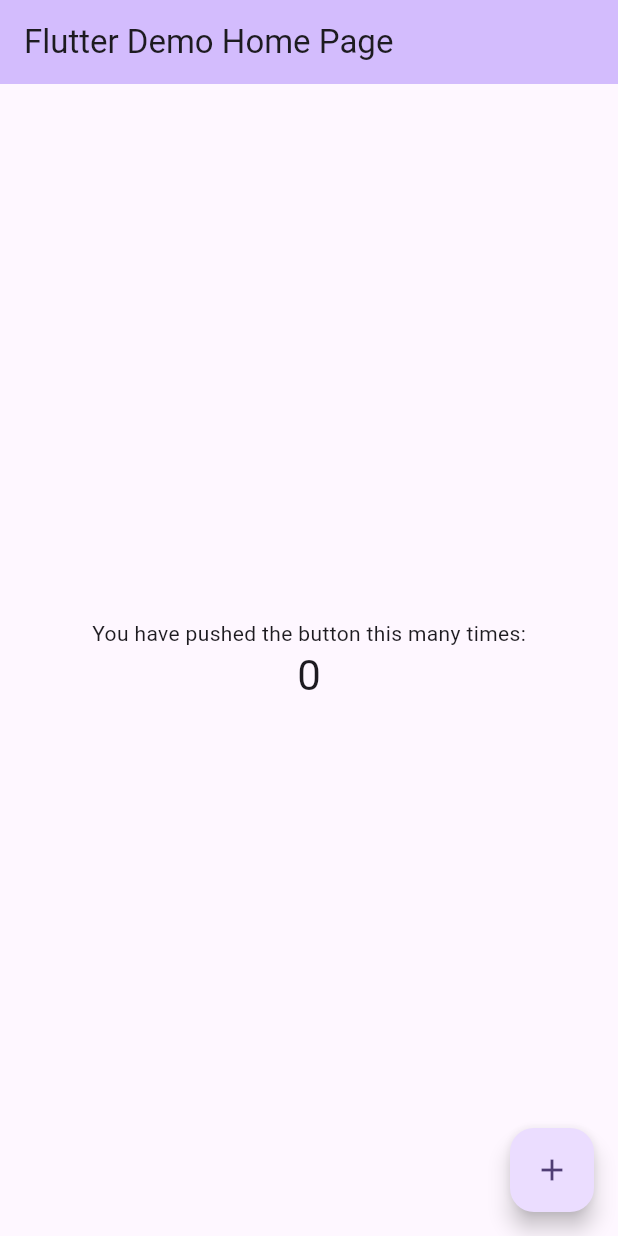
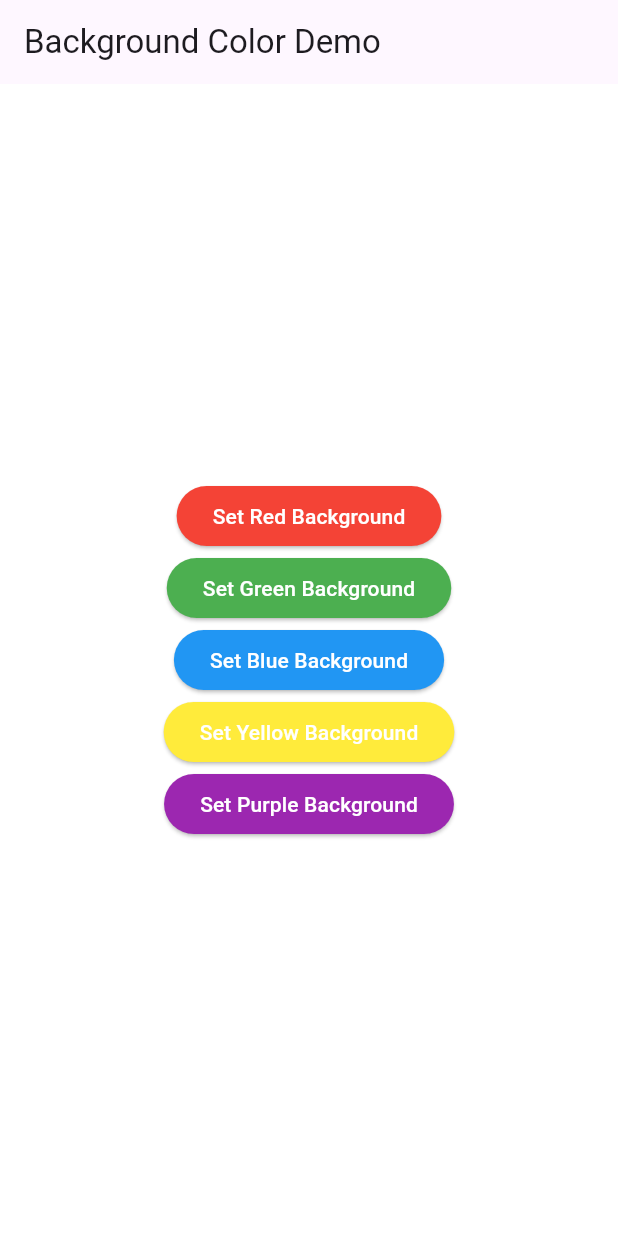
Before and after one commit to sajangurung8/MobileAppProject, a Flutter app: the screen it shows after launch, on a phone screen of 412 x 824 dp. Run offline on Flutter 3.47's test engine with Material 3 defaults, Android fonts, the phone set to English and light mode, and no system bars; our stand-ins replace image_picker, shared_preferences, sqflite; accounts and stored records are empty.

Commit message:
Adds a basic app to demonstrate app state

```diff
--- a/state_management/lib/main.dart
+++ b/state_management/lib/main.dart
@@ -1,125 +1,105 @@
 import 'package:flutter/material.dart';
+import 'package:shared_preferences/shared_preferences.dart';
 
 void main() {
-  runApp(const MyApp());
+  runApp(MyApp());
 }
 
 class MyApp extends StatelessWidget {
-  const MyApp({super.key});
-
-  // This widget is the root of your application.
   @override
   Widget build(BuildContext context) {
     return MaterialApp(
-      title: 'Flutter Demo',
+      title: 'Background Color Demo',
       theme: ThemeData(
-        // This is the theme of your application.
-        //
-        // TRY THIS: Try running your application with "flutter run". You'll see
-        // the application has a purple toolbar. Then, without quitting the app,
-        // try changing the seedColor in the colorScheme below to Colors.green
-        // and then invoke "hot reload" (save your changes or press the "hot
-        // reload" button in a Flutter-supported IDE, or press "r" if you used
-        // the command line to start the app).
-        //
-        // Notice that the counter didn't reset back to zero; the application
-        // state is not lost during the reload. To reset the state, use hot
-        // restart instead.
-        //
-        // This works for code too, not just values: Most code changes can be
-        // tested with just a hot reload.
-        colorScheme: ColorScheme.fromSeed(seedColor: Colors.deepPurple),
-        useMaterial3: true,
+        primarySwatch: Colors.blue,
       ),
-      home: const MyHomePage(title: 'Flutter Demo Home Page'),
+      home: ColorPickerPage(),
     );
   }
 }
 
-class MyHomePage extends StatefulWidget {
-  const MyHomePage({super.key, required this.title});
+class ColorPickerPage extends StatefulWidget {
+  @override
+  _ColorPickerPageState createState() => _ColorPickerPageState();
+}
 
-  // This widget is the home page of your application. It is stateful, meaning
-  // that it has a State object (defined below) that contains fields that affect
-  // how it looks.
-
-  // This class is the configuration for the state. It holds the values (in this
-  // case the title) provided by the parent (in this case the App widget) and
-  // used by the build method of the State. Fields in a Widget subclass are
-  // always marked "final".
-
-  final String title;
+class _ColorPickerPageState extends State<ColorPickerPage> with WidgetsBindingObserver {
+  Color _backgroundColor = Colors.white;
+  final Map<String, Color> _colorOptions = {
+    'Red': Colors.red,
+    'Green': Colors.green,
+    'Blue': Colors.blue,
+    'Yellow': Colors.yellow,
+    'Purple': Colors.purple,
+  };
 
   @override
-  State<MyHomePage> createState() => _MyHomePageState();
-}
+  void initState() {
+    super.initState();
+    WidgetsBinding.instance.addObserver(this);
+    _loadBackgroundColor();
+  }
 
-class _MyHomePageState extends State<MyHomePage> {
-  int _counter = 0;
+  @override
+  void dispose() {
+    WidgetsBinding.instance.removeObserver(this);
+    super.dispose();
+  }
 
-  void _incrementCounter() {
+  @override
+  void didChangeAppLifecycleState(AppLifecycleState state) {
+    if (state == AppLifecycleState.paused) {
+      _saveBackgroundColor();
+    } else if (state == AppLifecycleState.resumed) {
+      _loadBackgroundColor();
+    }
+  }
+
+  Future<void> _loadBackgroundColor() async {
+    final prefs = await SharedPreferences.getInstance();
+    final colorString = prefs.getString('backgroundColor') ?? 'White';
     setState(() {
-      // This call to setState tells the Flutter framework that something has
-      // changed in this State, which causes it to rerun the build method below
-      // so that the display can reflect the updated values. If we changed
-      // _counter without calling setState(), then the build method would not be
-      // called again, and so nothing would appear to happen.
-      _counter++;
+      _backgroundColor = _colorOptions[colorString] ?? Colors.white;
+    });
+  }
+
+  Future<void> _saveBackgroundColor() async {
+    final prefs = await SharedPreferences.getInstance();
+    String colorName = _colorOptions.entries
+        .firstWhere((entry) => entry.value == _backgroundColor)
+        .key;
+    await prefs.setString('backgroundColor', colorName);
+  }
+
+  void _changeBackgroundColor(Color color) {
+    setState(() {
+      _backgroundColor = color;
     });
   }
 
   @override
   Widget build(BuildContext context) {
-    // This method is rerun every time setState is called, for instance as done
-    // by the _incrementCounter method above.
-    //
-    // The Flutter framework has been optimized to make rerunning build methods
-    // fast, so that you can just rebuild anything that needs updating rather
-    // than having to individually change instances of widgets.
     return Scaffold(
       appBar: AppBar(
-        // TRY THIS: Try changing the color here to a specific color (to
-        // Colors.amber, perhaps?) and trigger a hot reload to see the AppBar
-        // change color while the other colors stay the same.
-        backgroundColor: Theme.of(context).colorScheme.inversePrimary,
-        // Here we take the value from the MyHomePage object that was created by
-        // the App.build method, and use it to set our appbar title.
-        title: Text(widget.title),
+        title: Text('Background Color Demo'),
       ),
-      body: Center(
-        // Center is a layout widget. It takes a single child and positions it
-        // in the middle of the parent.
-        child: Column(
-          // Column is also a layout widget. It takes a list of children and
-          // arranges them vertically. By default, it sizes itself to fit its
-          // children horizontally, and tries to be as tall as its parent.
-          //
-          // Column has various properties to control how it sizes itself and
-          // how it positions its children. Here we use mainAxisAlignment to
-          // center the children vertically; the main axis here is the vertical
-          // axis because Columns are vertical (the cross axis would be
-          // horizontal).
-          //
-          // TRY THIS: Invoke "debug painting" (choose the "Toggle Debug Paint"
-          // action in the IDE, or press "p" in the console), to see the
-          // wireframe for each widget.
-          mainAxisAlignment: MainAxisAlignment.center,
-          children: <Widget>[
-            const Text(
-              'You have pushed the button this many times:',
-            ),
-            Text(
-              '$_counter',
-              style: Theme.of(context).textTheme.headlineMedium,
-            ),
-          ],
+      body: Container(
+        color: _backgroundColor,
+        child: Center(
+          child: Column(
+            mainAxisAlignment: MainAxisAlignment.center,
+            children: _colorOptions.entries.map((entry) {
+              return ElevatedButton(
+                onPressed: () => _changeBackgroundColor(entry.value),
+                child: Text('Set ${entry.key} Background'),
+                style: ElevatedButton.styleFrom(
+                  foregroundColor: Colors.white, backgroundColor: entry.value,
+                ),
+              );
+            }).toList(),
+          ),
         ),
       ),
-      floatingActionButton: FloatingActionButton(
-        onPressed: _incrementCounter,
-        tooltip: 'Increment',
-        child: const Icon(Icons.add),
-      ), // This trailing comma makes auto-formatting nicer for build methods.
     );
   }
 }
--- a/state_management/pubspec.yaml
+++ b/state_management/pubspec.yaml
@@ -35,6 +35,7 @@ dependencies:
   # The following adds the Cupertino Icons font to your application.
   # Use with the CupertinoIcons class for iOS style icons.
   cupertino_icons: ^1.0.8
+  shared_preferences: ^2.3.2
 
 dev_dependencies:
   flutter_test:
```
Also changed, not shown: state_management/pubspec.lock.
